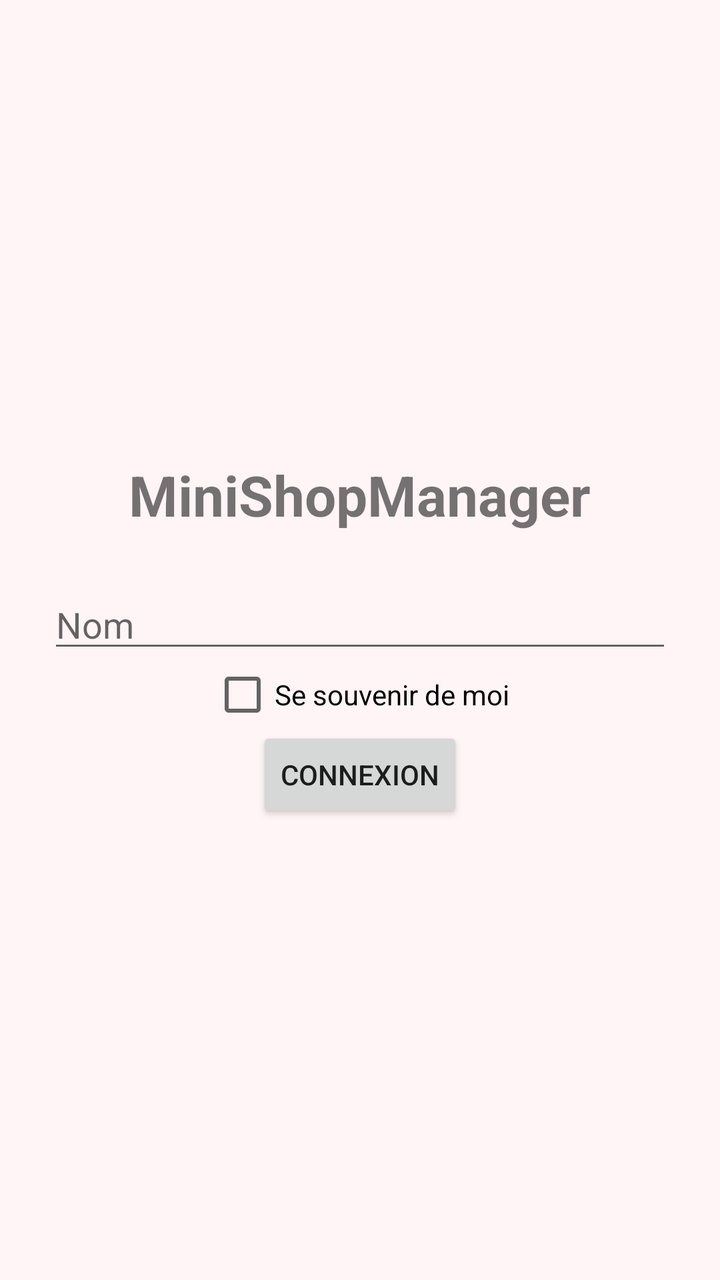
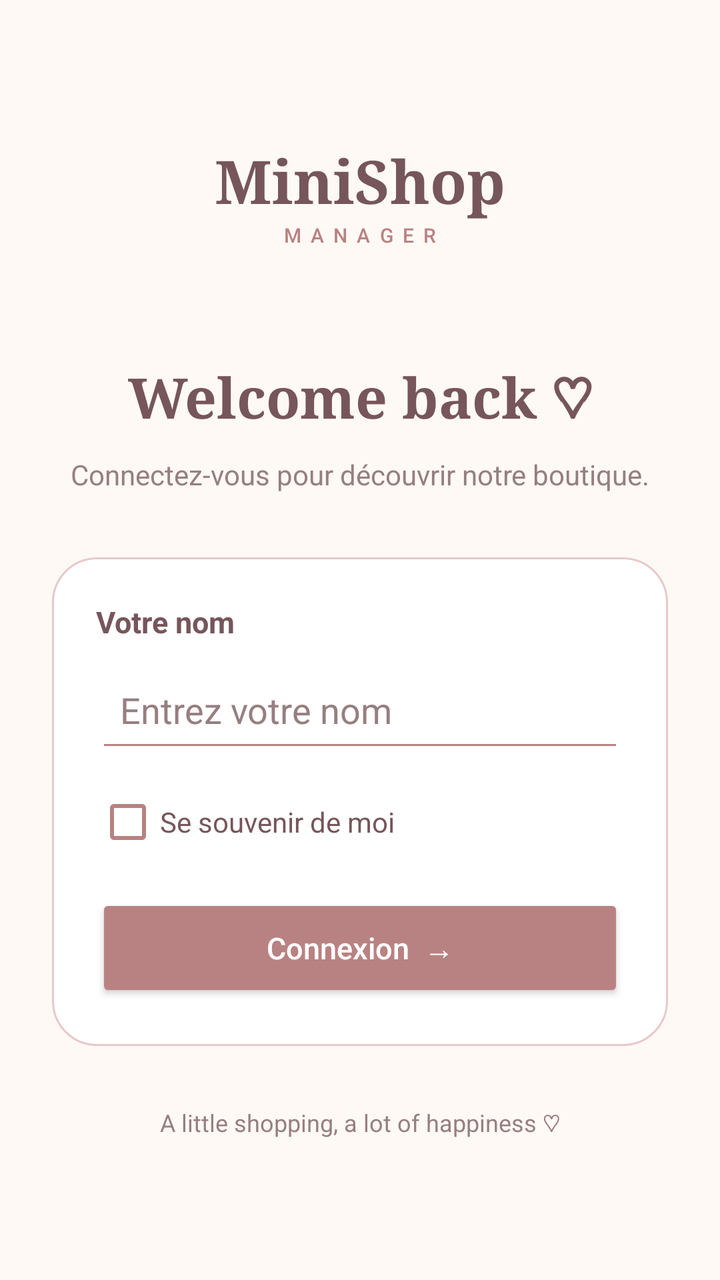

The first picture is an Android layout as it rendered before a commit; the second is the same layout after the commit. The layout source and the unified diff follow.
<!-- AndroidManifest.xml: application theme Theme.MiniShopManager -->
<!-- res/layout/activity_login.xml -->
<?xml version="1.0" encoding="utf-8"?>
<LinearLayout xmlns:android="http://schemas.android.com/apk/res/android"
    android:layout_width="match_parent"
    android:layout_height="match_parent"
    android:orientation="vertical"
    android:gravity="center"
    android:padding="24dp"
    android:background="#FFF5F7">

    <TextView
        android:layout_width="wrap_content"
        android:layout_height="wrap_content"
        android:text="MiniShopManager"
        android:textSize="28sp"
        android:textStyle="bold"
        android:layout_marginBottom="24dp" />

    <EditText
        android:id="@+id/etStudentName"
        android:layout_width="match_parent"
        android:layout_height="wrap_content"
        android:hint="Nom "
        android:inputType="textPersonName"
        android:singleLine="true" />


    <CheckBox
        android:id="@+id/cbRemember"
        android:layout_width="wrap_content"
        android:layout_height="wrap_content"
        android:text="Se souvenir de moi" />

    <Button
        android:id="@+id/btnLogin"
        android:layout_width="wrap_content"
        android:layout_height="wrap_content"
        android:text="Connexion" />

</LinearLayout>
<!-- resources referenced by this layout -->
<resources>
  <style name="Theme.MiniShopManager" parent="android:Theme.Material.Light.NoActionBar" />
</resources>

<!-- the commit's change to res/layout/activity_login.xml (unified diff, before → after) -->
@@ -1,39 +1,129 @@
 <?xml version="1.0" encoding="utf-8"?>
-<LinearLayout xmlns:android="http://schemas.android.com/apk/res/android"
+<ScrollView
+    xmlns:android="http://schemas.android.com/apk/res/android"
     android:layout_width="match_parent"
     android:layout_height="match_parent"
+    android:background="@color/cream"
+    android:fillViewport="true">
+
+    <LinearLayout
+        android:layout_width="match_parent"
+        android:layout_height="match_parent"
+        android:orientation="vertical"
+        android:gravity="center"
+        android:padding="26dp">
+
+        
+        <include
+            layout="@layout/logo_wordmark"/>
+
+        
+        <TextView
+            android:layout_width="match_parent"
+            android:layout_height="wrap_content"
+            android:layout_marginTop="55dp"
+            android:text="Welcome back ♡"
+            android:textColor="@color/mocha"
+            android:textSize="28sp"
+            android:textStyle="bold"
+            android:fontFamily="serif"
+            android:gravity="center"/>
+
+        <TextView
+            android:layout_width="match_parent"
+            android:layout_height="wrap_content"
+            android:layout_marginTop="10dp"
+            android:text="Connectez-vous pour découvrir notre boutique."
+            android:textColor="@color/muted_text"
+            android:textSize="14sp"
+            android:gravity="center"/>
+
+        
+        <LinearLayout
+            android:layout_width="match_parent"
+            android:layout_height="wrap_content"
+            android:orientation="vertical"
+            android:padding="22dp"
+            android:layout_marginTop="32dp"
+            android:background="@drawable/bg_login_card">
+
+            <TextView
+                android:layout_width="wrap_content"
+                android:layout_height="wrap_content"
+                android:text="Votre nom"
+                android:textColor="@color/mocha"
+                android:textSize="15sp"
+                android:textStyle="bold"/>
+
+            <EditText
+                android:id="@+id/etStudentName"
+                android:layout_width="match_parent"
+                android:layout_height="52dp"
+                android:layout_marginTop="8dp"
+                android:hint="Entrez votre nom"
+                android:inputType="textPersonName"
+                android:singleLine="true"
+                android:padding="12dp"
+                android:textColor="@color/mocha"
+                android:textColorHint="@color/muted_text"
+                android:backgroundTint="@color/rosewood"/>
+
+            <CheckBox
+                android:id="@+id/cbRemember"
+                android:layout_width="wrap_content"
+                android:layout_height="wrap_content"
+                android:layout_marginTop="14dp"
+                android:text="Se souvenir de moi"
+                android:textColor="@color/mocha"
+                android:buttonTint="@color/rosewood"/>
+
+            <Button
+                android:id="@+id/btnLogin"
+                style="@style/MiniShopButton"
+                android:layout_width="match_parent"
+                android:layout_height="54dp"
+                android:layout_marginTop="20dp"
+                android:text="Connexion  →"/>
+
+        </LinearLayout>
+
+        <TextView
+            android:layout_width="match_parent"
+            android:layout_height="wrap_content"
+            android:layout_marginTop="30dp"
+            android:gravity="center"
+            android:text="A little shopping, a lot of happiness ♡"
+            android:textColor="@color/muted_text"
+            android:textSize="12sp"/>
+
+    </LinearLayout>
+
+</ScrollView>
+<!-- res/layout/logo_wordmark.xml (included above) -->
+<?xml version="1.0" encoding="utf-8"?>
+<LinearLayout
+    xmlns:android="http://schemas.android.com/apk/res/android"
+    android:layout_width="wrap_content"
+    android:layout_height="wrap_content"
     android:orientation="vertical"
-    android:gravity="center"
-    android:padding="24dp"
-    android:background="#FFF5F7">
+    android:gravity="center">
 
     <TextView
         android:layout_width="wrap_content"
         android:layout_height="wrap_content"
-        android:text="MiniShopManager"
-        android:textSize="28sp"
+        android:text="MiniShop"
+        android:textColor="@color/mocha"
+        android:textSize="30sp"
         android:textStyle="bold"
-        android:layout_marginBottom="24dp" />
+        android:fontFamily="serif"/>
 
-    <EditText
-        android:id="@+id/etStudentName"
-        android:layout_width="match_parent"
-        android:layout_height="wrap_content"
-        android:hint="Nom "
-        android:inputType="textPersonName"
-        android:singleLine="true" />
-
-
-    <CheckBox
-        android:id="@+id/cbRemember"
+    <TextView
         android:layout_width="wrap_content"
         android:layout_height="wrap_content"
-        android:text="Se souvenir de moi" />
-
-    <Button
-        android:id="@+id/btnLogin"
-        android:layout_width="wrap_content"
-        android:layout_height="wrap_content"
-        android:text="Connexion" />
+        android:text="M A N A G E R"
+        android:textColor="@color/rosewood"
+        android:textSize="10sp"
+        android:fontFamily="sans-serif-medium"
+        android:letterSpacing="0.12"/>
 
 </LinearLayout>
<!-- resource entries referenced after the edit -->
@@ -1,5 +1,32 @@
 <!-- resources referenced by this layout -->
 <resources>
+  <color name="cream">#FFF9F5</color>
+  <color name="mocha">#76565B</color>
+  <color name="muted_text">#967F80</color>
+  <color name="rosewood">#B98282</color>
+  <!-- drawable bg_login_card (drawable) -->
+  <?xml version="1.0" encoding="utf-8"?>
+  <shape xmlns:android="http://schemas.android.com/apk/res/android">
+  
+      <solid android:color="@color/card_background"/>
+  
+      <corners android:radius="22dp"/>
+  
+      <stroke
+          android:width="1dp"
+          android:color="@color/dusty_pink"/>
+  
+  </shape>
+  <style name="MiniShopButton">
+          <item name="android:backgroundTint">@color/rosewood</item>
+          <item name="android:textColor">@color/white</item>
+          <item name="android:textAllCaps">false</item>
+          <item name="android:textSize">15sp</item>
+          <item name="android:fontFamily">sans-serif-medium</item>
+      </style>
   <style name="Theme.MiniShopManager" parent="android:Theme.Material.Light.NoActionBar" />
+  <color name="card_background">@color/white</color>
+  <color name="dusty_pink">#E8C9CC</color>
+  <color name="white">#FFFFFF</color>
 </resources>
 
